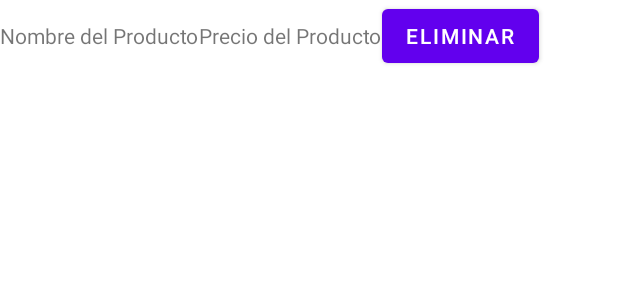
After one commit to judaesqu/AplicacionAndroid, an Android app: the layout product_item.xml on its own in the app's theme, with its tools: preview values and no code run, on a phone screen of 412 x 824 dp. The commit adds this screen. Shown: the top 300 px of the screen. Run offline under Robolectric (Android 15) with nearby library versions, the phone set to English and light mode, and no system bars.

Commit message:
Creacion de la logica para eliminar

```diff
--- a/app/src/main/res/layout/activity_main.xml
+++ b/app/src/main/res/layout/activity_main.xml
@@ -39,7 +39,8 @@
         android:id="@+id/listViewProducts"
         android:layout_width="match_parent"
         android:layout_height="wrap_content"
-        android:layout_weight="1" />
+        android:layout_weight="1"
+        android:layout="@layout/product_item"/>
 
     <TextView
         android:id="@+id/tvCurrentValue"
--- /dev/null
+++ b/app/src/main/res/layout/product_item.xml
@@ -0,0 +1,25 @@
+<?xml version="1.0" encoding="utf-8"?>
+<LinearLayout xmlns:android="http://schemas.android.com/apk/res/android"
+    android:layout_width="match_parent"
+    android:layout_height="match_parent"
+    android:orientation="horizontal">
+
+    <TextView
+        android:id="@+id/textProductName"
+        android:layout_width="wrap_content"
+        android:layout_height="wrap_content"
+        android:text="Nombre del Producto"/>
+
+    <TextView
+        android:id="@+id/textProductPrice"
+        android:layout_width="wrap_content"
+        android:layout_height="wrap_content"
+        android:text="Precio del Producto"/>
+
+    <Button
+        android:id="@+id/btnDeleteProduct"
+        android:layout_width="wrap_content"
+        android:layout_height="wrap_content"
+        android:text="Eliminar"/>
+
+</LinearLayout>
```
Also changed, not shown: app/src/main/java/com/example/presupuestos/MainActivity.java (+41 -1 lines), app/src/main/java/com/example/presupuestos/Producto.java (+10 -0 lines).
